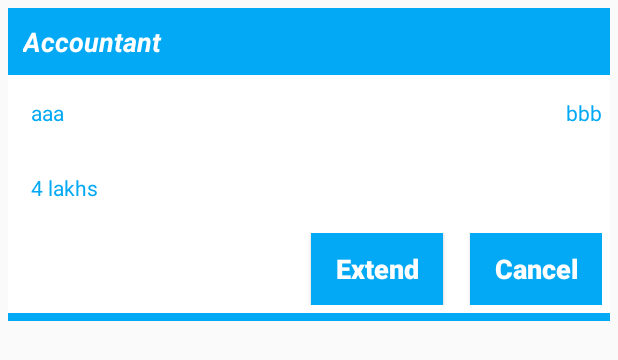
After one commit to alaa-am1305148/senior-, an Android app: the layout menu_list_item.xml on its own in the app's theme, with its tools: preview values and no code run, on a phone screen of 412 x 824 dp. The commit adds this screen. Shown: the top 360 px of the screen. Run offline under Robolectric (Android 15) with nearby library versions, the phone set to English and light mode, and no system bars.

Commit message:
v-4
reservation list has been added

```diff
--- a/materiallogindemo-master/app/src/main/AndroidManifest.xml
+++ b/materiallogindemo-master/app/src/main/AndroidManifest.xml
@@ -13,6 +13,7 @@
         </activity>
         <activity android:name=".MainActivity" />
         <activity android:name=".SignupActivity" />
+        <activity android:name=".ShowReservations" />
         <activity android:name=".DetailActivity" />
         <activity android:name=".Property" />
         <activity android:name=".ZonesList" />
--- a/materiallogindemo-master/app/src/main/java/com/sourcey/materiallogindemo/Reservation.java
+++ b/materiallogindemo-master/app/src/main/java/com/sourcey/materiallogindemo/Reservation.java
@@ -1,12 +1,13 @@
 package com.sourcey.materiallogindemo;
 
+import java.io.Serializable;
 import java.util.List;
 
 /**
  * Created by Alaa on 10/25/2018.
  */
 
-public class Reservation {
+public class Reservation implements Serializable {
 
     int resNo ;
     String zoneName, data ,carPlateNo , status ;
--- /dev/null
+++ b/materiallogindemo-master/app/src/main/res/layout/menu_list_item.xml
@@ -0,0 +1,119 @@
+<?xml version="1.0" encoding="utf-8"?>
+<LinearLayout
+    android:layout_width="wrap_content"
+    xmlns:android="http://schemas.android.com/apk/res/android"
+    android:layout_height="match_parent"
+    android:orientation="vertical"
+    android:padding="5dp" >
+
+    <TextView
+        android:id="@+id/ResNo"
+        android:layout_width="fill_parent"
+        android:layout_height="wrap_content"
+        android:background="#03A9F4"
+        android:clickable="true"
+        android:padding="10dp"
+        android:text="Accountant"
+        android:textColor="#ffffff"
+        android:textSize="18sp"
+        android:textStyle="bold|italic" />
+
+    <RelativeLayout
+        android:id="@+id/list"
+        android:layout_width="match_parent"
+        android:layout_height="wrap_content"
+        android:padding="5dp"
+        android:background="#ffffff">
+
+        <TextView
+            android:id="@+id/date"
+            android:layout_width="wrap_content"
+            android:layout_height="wrap_content"
+            android:layout_alignParentLeft="true"
+            android:layout_alignParentStart="true"
+            android:layout_alignParentTop="true"
+            android:padding="10sp"
+            android:text="aaa"
+            android:textColor="@color/colorAccent"
+            android:textSize="14sp" />
+
+        <TextView
+            android:id="@+id/zoneName"
+            android:layout_width="wrap_content"
+            android:layout_height="wrap_content"
+            android:layout_alignParentRight="true"
+            android:layout_centerVertical="true"
+            android:text="bbb"
+            android:textColor="@color/colorAccent" />
+
+    </RelativeLayout>
+    <RelativeLayout
+
+        android:layout_width="match_parent"
+        android:layout_height="wrap_content"
+        android:padding="5dp"
+        android:background="#ffffff">
+
+        <TextView
+            android:id="@+id/time"
+            android:layout_width="wrap_content"
+            android:layout_height="wrap_content"
+            android:layout_alignParentLeft="true"
+            android:layout_alignParentStart="true"
+            android:layout_alignParentTop="true"
+            android:padding="10sp"
+            android:text="4 lakhs"
+            android:textColor="@color/colorAccent"
+            android:textSize="14sp" />
+
+    </RelativeLayout>
+
+    <RelativeLayout
+
+        android:layout_width="match_parent"
+        android:layout_height="wrap_content"
+        android:padding="5dp"
+        android:background="#ffffff">
+
+
+        <Button
+            android:id="@+id/button15"
+            android:layout_width="wrap_content"
+            android:layout_height="wrap_content"
+            android:layout_alignParentTop="true"
+            android:layout_marginEnd="18dp"
+            android:layout_marginRight="18dp"
+            android:layout_toLeftOf="@+id/button16"
+            android:layout_toStartOf="@+id/button16"
+            android:background="#03A9F4"
+            android:text="Extend"
+            android:textAllCaps="false"
+            android:textColor="@color/common_google_signin_btn_text_dark_default"
+            android:textSize="18sp"
+            android:textStyle="bold" />
+
+        <Button
+            android:id="@+id/button16"
+            android:layout_width="wrap_content"
+            android:layout_height="wrap_content"
+            android:layout_alignParentEnd="true"
+            android:layout_alignParentRight="true"
+            android:layout_alignParentTop="true"
+            android:background="#03A9F4"
+            android:text="Cancel"
+            android:textAllCaps="false"
+            android:textColor="@color/common_google_signin_btn_text_dark_default"
+            android:textSize="18sp"
+            android:textStyle="bold" />
+    </RelativeLayout>
+    <RelativeLayout
+
+        android:layout_width="match_parent"
+        android:layout_height="wrap_content"
+        android:padding="5dp"
+        android:background="#03A9F4">
+
+
+
+    </RelativeLayout>
+  </LinearLayout>
--- a/materiallogindemo-master/app/src/main/res/values/colors.xml
+++ b/materiallogindemo-master/app/src/main/res/values/colors.xml
@@ -2,9 +2,9 @@
 <resources>
   <color name="colorPrimary">#2196F3</color>
   <color name="primary_darker">#1976D2</color>
-  <color name = "colorPrimaryDark">#1976d2</color>
+  <color name = "colorPrimaryDark">#4383cc</color>
   <color name="primary_light">#BBDEFB</color>
-  <color name="colorAccent">#03A9F4</color>
+  <color name="colorAccent">#03a9f4</color>
   <color name="primary_text">#212121</color>
   <color name="secondary_text">#757575</color>
   <color name="icons">#FFFFFF</color>
```
Also changed, not shown: materiallogindemo-master/app/src/main/java/com/sourcey/materiallogindemo/Choices.java (+55 -4 lines), materiallogindemo-master/app/src/main/java/com/sourcey/materiallogindemo/ShowReservations.java (added, +77 -0 lines), materiallogindemo-master/app/src/main/res/layout/activity_choices.xml (+10 -1 lines), materiallogindemo-master/app/src/main/res/layout/reservation_list.xml (added, +18 -0 lines).
